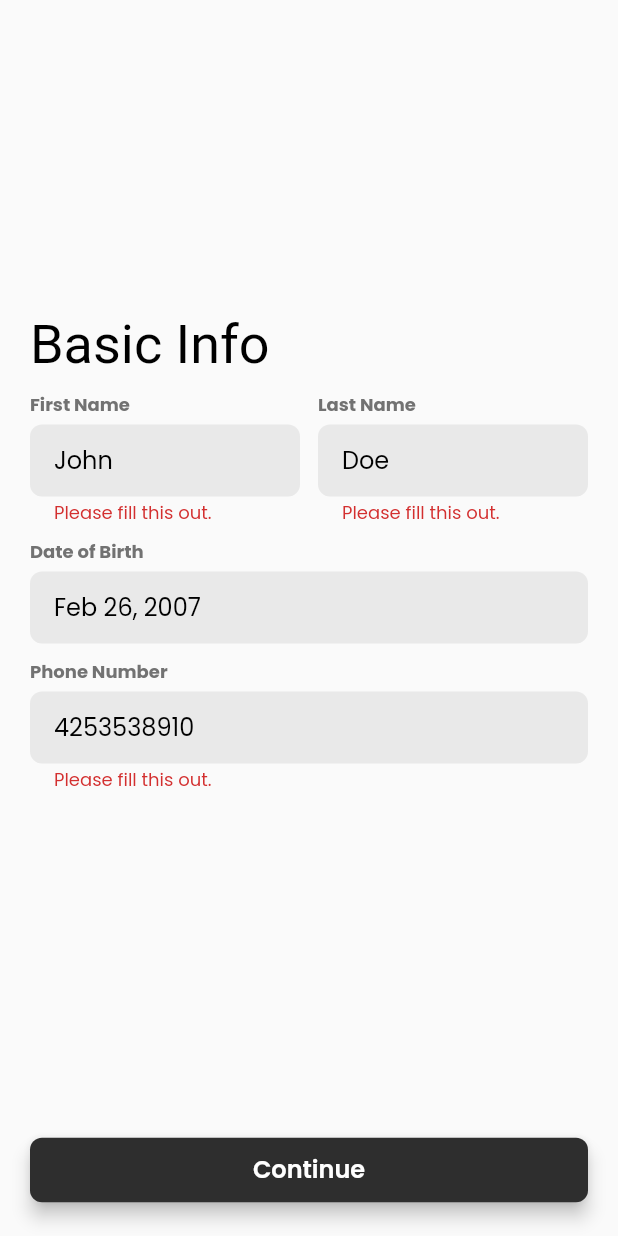
After one commit to Achintya72/Thryv, a Flutter app: the Onboarding1 screen opened by its route, after a tap on "Continue", on a phone screen of 412 x 824 dp. The commit adds this screen. Run offline on Flutter 3.47's test engine with Material 3 defaults, Android fonts, the phone set to English and light mode, and no system bars; drawn by our look-alikes of date_time_picker; our stand-ins replace cloud_firestore, firebase_auth, firebase_core, go_router, google_fonts, google_sign_in and 1 more; accounts and stored records are empty; Roboto replaces fonts that are missing (DM Serif Text).

Commit message:
onboarding 1

```diff
--- a/lib/main.dart
+++ b/lib/main.dart
@@ -10,6 +10,7 @@ import 'package:thryv/userProvider.dart';
 import 'package:thryv/views/authentication/landing.view.dart';
 import 'package:thryv/views/authentication/signin.view.dart';
 import 'package:thryv/views/authentication/signup.view.dart';
+import 'package:thryv/views/onboarding/onboarding1.view.dart';
 import 'package:thryv/views/placeholder.dart';
 
 void main() async {
@@ -53,6 +54,27 @@ final _router = GoRouter(redirectLimit: 10, initialLocation: '/landing', routes:
     builder: (context, state) => const SignIn(),
     redirect: (context, state) => loggedInRedirect(context),
   ),
+  GoRoute(
+    path: '/onboarding1',
+    builder: (context, state) => const Onboarding1(),
+    redirect: (context, state) {
+      AuthUser? user = Provider.of<AuthUser?>(context, listen: false);
+      UserData? userData = Provider.of<UserData?>(context, listen: false);
+
+      if (user?.uid == null) {
+        return '/splash';
+      }
+      if (userData?.name != null &&
+          userData?.name != "" &&
+          userData?.bday != null &&
+          userData?.bday != "" &&
+          userData?.phoneNum != null &&
+          userData?.phoneNum != "") {
+        return '/onboarding2';
+      }
+      return null;
+    },
+  ),
 ]);
 
 class Thryv extends StatelessWidget {
--- a/lib/model/user.model.dart
+++ b/lib/model/user.model.dart
@@ -10,7 +10,7 @@ class UserData {
   List<Activity> activities;
   String email;
   String phoneNum;
-  int age;
+  String bday;
   int height;
   int weight;
   int often;
@@ -25,7 +25,7 @@ class UserData {
       required this.activities,
       required this.email,
       required this.phoneNum,
-      required this.age,
+      required this.bday,
       required this.height,
       required this.weight,
       required this.often,
@@ -37,7 +37,7 @@ class UserData {
   factory UserData.fromJson(Map<String, dynamic> json) {
     String name = json["name"] ?? "";
     int points = json["points"] ?? 0;
-    int age = json["age"] ?? 0;
+    String bday = json["bday"] ?? 0;
     int height = json["height"] ?? 0;
     int weight = json["weight"] ?? 0;
     String email = json["email"] ?? "";
@@ -53,7 +53,7 @@ class UserData {
     return UserData(
       name: name,
       points: points,
-      age: age,
+      bday: bday,
       height: height,
       weight: weight,
       email: email,
@@ -71,7 +71,7 @@ class UserData {
     return {
       "name": name,
       "points": points,
-      "age": age,
+      "bday": bday,
       "height": height,
       "weight": weight,
       "email": email,
--- a/lib/service/auth.dart
+++ b/lib/service/auth.dart
@@ -29,7 +29,9 @@ class AuthService {
     try {
       UserCredential result = await _auth.createUserWithEmailAndPassword(email: email, password: pw);
       User? user = result.user;
-      DatabaseService(uid: user!.uid).updateUserData(DatabaseService.defaultUser);
+      var editedUser = DatabaseService.defaultUser;
+      editedUser["email"] = email;
+      DatabaseService(uid: user!.uid).updateUserData(editedUser);
 
       return _userFromFirebaseUser(user);
     } catch (e) {
@@ -51,7 +53,9 @@ class AuthService {
       final userData = await DatabaseService(uid: user!.uid).getData();
 
       if (userData == null) {
-        DatabaseService(uid: user.uid).updateUserData(DatabaseService.defaultUser);
+        var editedUser = DatabaseService.defaultUser;
+        editedUser["email"] = user.email ?? "";
+        DatabaseService(uid: user.uid).updateUserData(editedUser);
       }
 
       return _userFromFirebaseUser(user);
--- a/lib/service/database.dart
+++ b/lib/service/database.dart
@@ -8,7 +8,7 @@ class DatabaseService {
   static final defaultUser = {
     "name": "",
     "points": 0,
-    "age": 0,
+    "bday": "",
     "height": 0,
     "weight": 0,
     "email": "",
--- /dev/null
+++ b/lib/views/onboarding/onboarding1.view.dart
@@ -0,0 +1,150 @@
+import "package:date_time_picker/date_time_picker.dart";
+import "package:flutter/material.dart";
+import "package:go_router/go_router.dart";
+import "package:provider/provider.dart";
+import "package:thryv/common/buttons.dart";
+import "package:thryv/common/text_input.dart";
+import "package:thryv/common/theme.dart";
+import "package:thryv/model/user.model.dart";
+import "package:thryv/service/database.dart";
+
+class Onboarding1 extends StatefulWidget {
+  const Onboarding1({super.key});
+
+  @override
+  State<Onboarding1> createState() => _Onboarding1State();
+}
+
+class _Onboarding1State extends State<Onboarding1> {
+  String fname = "";
+  String lname = "";
+  String bday = DateTime(2007, 2, 26).toString();
+  String phonenum = "";
+
+  final _formKey = GlobalKey<FormState>();
+
+  @override
+  Widget build(BuildContext context) {
+    AuthUser? user = Provider.of<AuthUser?>(context);
+    UserData? userData = Provider.of<UserData?>(context);
+    final router = GoRouter.of(context);
+
+    return Scaffold(
+      body: Padding(
+        padding: const EdgeInsets.all(20.0),
+        child: Center(
+          child: Column(
+            mainAxisSize: MainAxisSize.min,
+            crossAxisAlignment: CrossAxisAlignment.start,
+            children: [
+              Text(
+                "Basic Info",
+                style: Theme.of(context).textTheme.displayMedium,
+              ),
+              Form(
+                key: _formKey,
+                child: Column(
+                  crossAxisAlignment: CrossAxisAlignment.start,
+                  children: [
+                    const SizedBox(height: 12.0),
+                    Row(
+                      mainAxisSize: MainAxisSize.min,
+                      children: [
+                        Expanded(
+                          child: Column(
+                            mainAxisSize: MainAxisSize.min,
+                            crossAxisAlignment: CrossAxisAlignment.start,
+                            children: [
+                              Text("First Name", style: Theme.of(context).textTheme.labelSmall!.copyWith(color: white.shade700)),
+                              const SizedBox(height: 6),
+                              TextFormField(
+                                initialValue: userData?.name.split(" ").elementAtOrNull(0) ?? "",
+                                decoration: textInputDecoration.copyWith(hintText: "John"),
+                                validator: (val) => val != null && val.isEmpty ? 'Please fill this out.' : null,
+                                onChanged: (val) => fname = val,
+                                style: Theme.of(context).textTheme.bodyLarge,
+                              ),
+                            ],
+                          ),
+                        ),
+                        const SizedBox(width: 12.0),
+                        Expanded(
+                          child: Column(
+                            mainAxisSize: MainAxisSize.min,
+                            crossAxisAlignment: CrossAxisAlignment.start,
+                            children: [
+                              Text("Last Name", style: Theme.of(context).textTheme.labelSmall!.copyWith(color: white.shade700)),
+                              const SizedBox(height: 6),
+                              TextFormField(
+                                  initialValue: userData?.name.split(" ").elementAtOrNull(1) ?? "",
+                                  decoration: textInputDecoration.copyWith(hintText: "Doe"),
+                                  validator: (val) => val != null && val.isEmpty ? 'Please fill this out.' : null,
+                                  onChanged: (val) => lname = val,
+                                  style: Theme.of(context).textTheme.bodyLarge),
+                            ],
+                          ),
+                        ),
+                      ],
+                    ),
+                    const SizedBox(height: 12.0),
+                    Text("Date of Birth", style: Theme.of(context).textTheme.labelSmall!.copyWith(color: white.shade700)),
+                    const SizedBox(height: 6),
+                    DateTimePicker(
+                      decoration: textInputDecoration,
+                      type: DateTimePickerType.date,
+                      initialValue: DateTime(2007, 2, 26).toString(),
+                      firstDate: DateTime.now().subtract(const Duration(days: 365 * 100)),
+                      lastDate: DateTime.now().subtract(const Duration(days: 365 * 16)),
+                      initialDate: DateTime(2007, 2, 26),
+                      onChanged: (val) => bday = val,
+                      validator: (val) => val != null && val.isEmpty ? "Please fill this." : null,
+                    ),
+                    const SizedBox(height: 12.0),
+                    Text("Phone Number", style: Theme.of(context).textTheme.labelSmall!.copyWith(color: white.shade700)),
+                    const SizedBox(height: 6),
+                    TextFormField(
+                        initialValue: userData?.name.split(" ").elementAtOrNull(1) ?? "",
+                        decoration: textInputDecoration.copyWith(hintText: "4253538910"),
+                        validator: (val) => val != null && val.isEmpty ? 'Please fill this out.' : null,
+                        onChanged: (val) => phonenum = val,
+                        style: Theme.of(context).textTheme.bodyLarge),
+                  ],
+                ),
+              ),
+            ],
+          ),
+        ),
+      ),
+      bottomNavigationBar: Padding(
+        padding: const EdgeInsets.all(20.0),
+        child: Column(
+          mainAxisSize: MainAxisSize.min,
+          crossAxisAlignment: CrossAxisAlignment.stretch,
+          children: [
+            FilledButton(
+              style: darkExpand,
+              onPressed: () async {
+                if (_formKey.currentState?.validate() ?? false) {
+                  if (user?.uid != null) {
+                    DatabaseService(uid: user!.uid).updateUserData({
+                      "name": fname.isNotEmpty && lname.isNotEmpty ? "$fname $lname" : userData?.name ?? "",
+                      "bday": bday.isNotEmpty ? bday : userData?.bday ?? "",
+                      "phoneNum": phonenum.isNotEmpty ? phonenum : userData?.phoneNum ?? "",
+                    });
+                    router.go('/onboarding2');
+                  }
+                }
+              },
+              child: Text(
+                "Continue",
+                style: Theme.of(context).textTheme.labelLarge?.copyWith(
+                      color: const Color(0xFFFFFFFF),
+                    ),
+              ),
+            ),
+          ],
+        ),
+      ),
+    );
+  }
+}
--- a/pubspec.yaml
+++ b/pubspec.yaml
@@ -43,6 +43,7 @@ dependencies:
     provider: ^6.1.2
     ionicons: ^0.2.2
     google_fonts: ^6.2.1
+    date_time_picker: ^2.1.0
 
 dev_dependencies:
     flutter_test:
```
Also changed, not shown: pubspec.lock.
